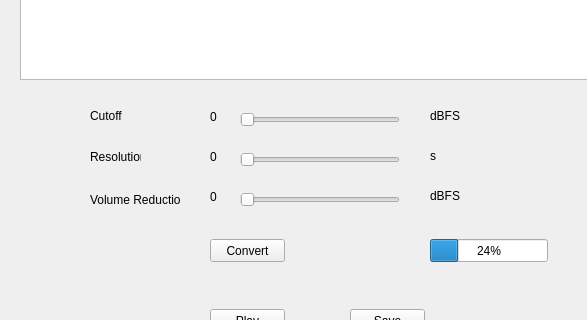
rppavao/despolariza_video_edit, file main_screen.ui: the form before one commit; both pictures show x 0 to 587 and y 231 to 551 of the 1034 by 816 pixel window.
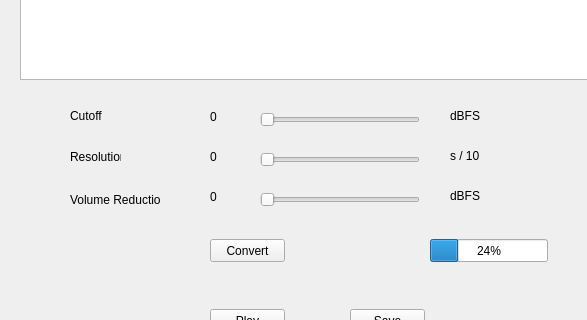
The form after the commit.

```diff
--- a/main_screen.ui
+++ b/main_screen.ui
@@ -105,7 +105,7 @@
    <widget class="QSlider" name="sliderCutoff">
     <property name="geometry">
      <rect>
-      <x>240</x>
+      <x>260</x>
       <y>340</y>
       <width>160</width>
       <height>22</height>
@@ -118,7 +118,7 @@
    <widget class="QSlider" name="sliderResolution">
     <property name="geometry">
      <rect>
-      <x>240</x>
+      <x>260</x>
       <y>380</y>
       <width>160</width>
       <height>22</height>
@@ -131,7 +131,7 @@
    <widget class="QSlider" name="sliderReduction">
     <property name="geometry">
      <rect>
-      <x>240</x>
+      <x>260</x>
       <y>420</y>
       <width>160</width>
       <height>22</height>
@@ -144,7 +144,7 @@
    <widget class="QLabel" name="labelCutoff">
     <property name="geometry">
      <rect>
-      <x>90</x>
+      <x>70</x>
       <y>340</y>
       <width>47</width>
       <height>13</height>
@@ -157,7 +157,7 @@
    <widget class="QLabel" name="labelResolution">
     <property name="geometry">
      <rect>
-      <x>90</x>
+      <x>70</x>
       <y>380</y>
       <width>51</width>
       <height>16</height>
@@ -170,7 +170,7 @@
    <widget class="QLabel" name="labelReduction">
     <property name="geometry">
      <rect>
-      <x>90</x>
+      <x>70</x>
       <y>420</y>
       <width>91</width>
       <height>21</height>
@@ -196,7 +196,7 @@
    <widget class="QLabel" name="labelCutoffUnits">
     <property name="geometry">
      <rect>
-      <x>430</x>
+      <x>450</x>
       <y>340</y>
       <width>47</width>
       <height>13</height>
@@ -209,20 +209,20 @@
    <widget class="QLabel" name="labelResolutionUnits">
     <property name="geometry">
      <rect>
-      <x>430</x>
+      <x>450</x>
       <y>380</y>
       <width>47</width>
       <height>13</height>
      </rect>
     </property>
     <property name="text">
-     <string>s</string>
+     <string>s / 10</string>
     </property>
    </widget>
    <widget class="QLabel" name="labelReductionUnits">
     <property name="geometry">
      <rect>
-      <x>430</x>
+      <x>450</x>
       <y>420</y>
       <width>47</width>
       <height>13</height>
```
